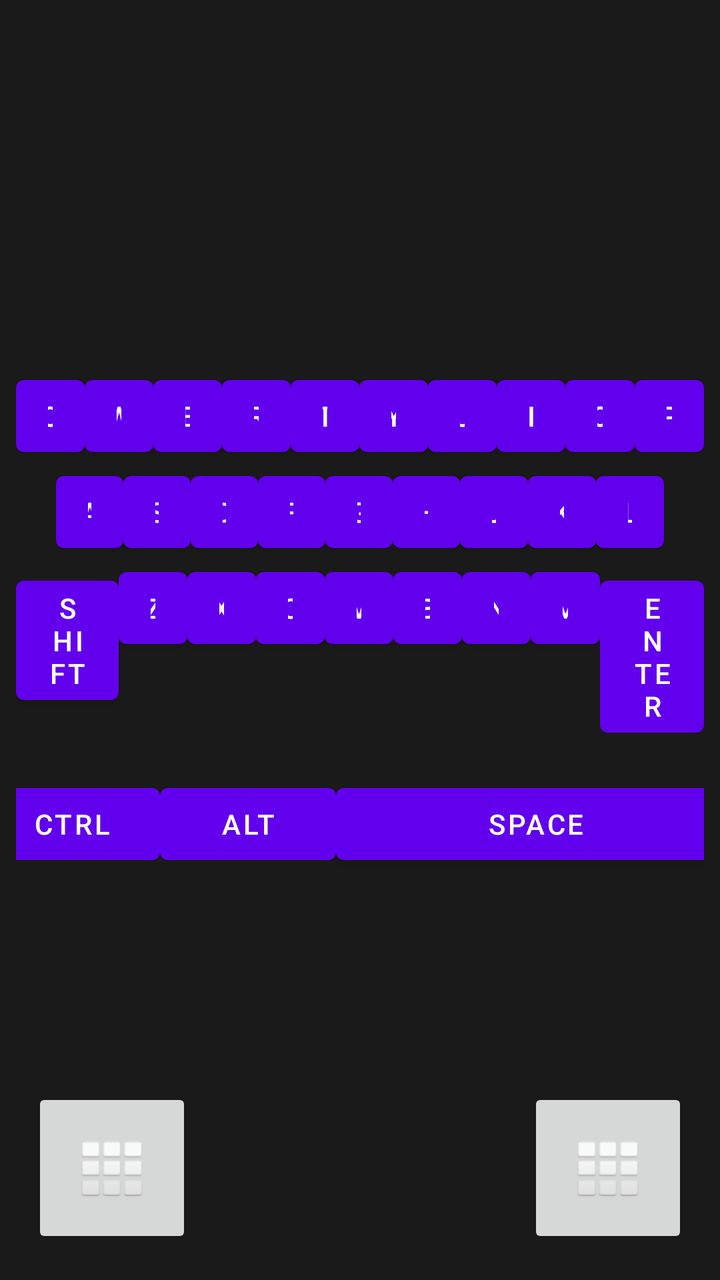
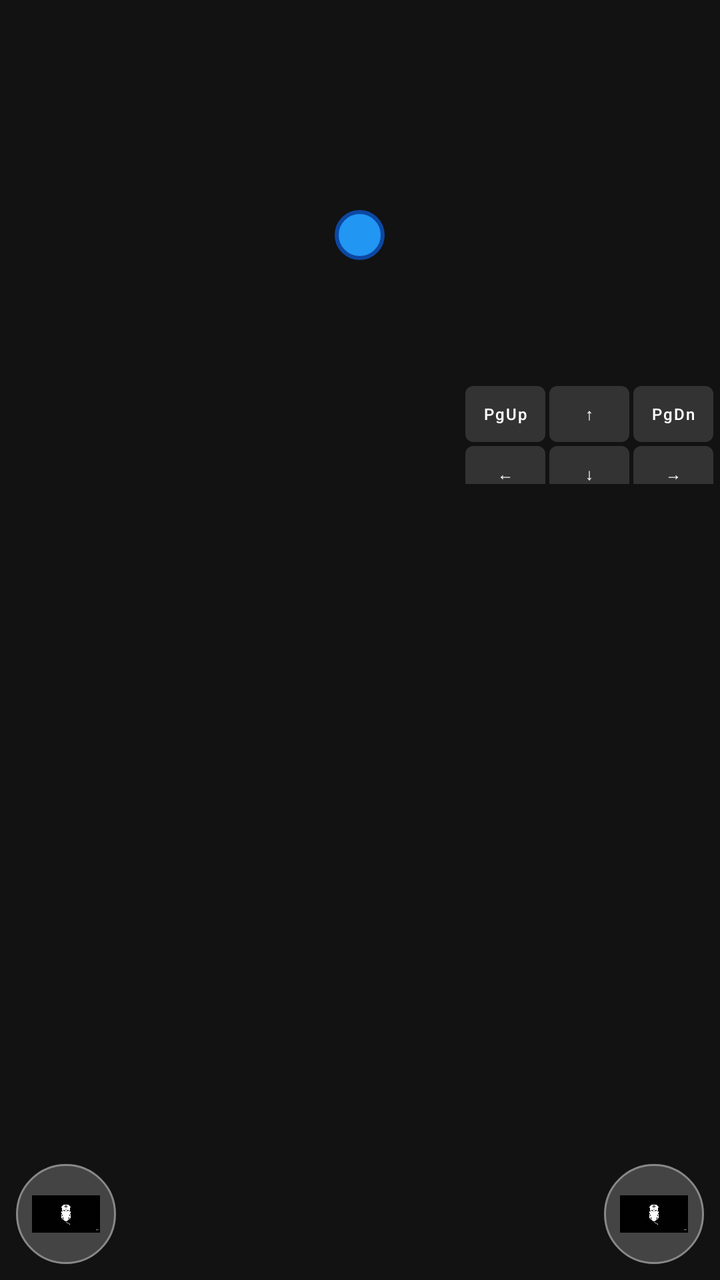

Compare the two renders of this Android layout. The source of the first and the diff that turns it into the second are given below.
<!-- AndroidManifest.xml: application theme Theme.KeyLink -->
<!-- res/layout/activity_keyboard.xml -->
<?xml version="1.0" encoding="utf-8"?>
<RelativeLayout xmlns:android="http://schemas.android.com/apk/res/android"
    android:layout_width="match_parent"
    android:layout_height="match_parent"
    android:background="#000000">

    <View
        android:id="@+id/trackpadView"
        android:layout_width="match_parent"
        android:layout_height="match_parent"
        android:background="#1A1A1A" />

    <LinearLayout
        android:id="@+id/keyboardLayout"
        android:layout_width="match_parent"
        android:layout_height="wrap_content"
        android:orientation="vertical"
        android:layout_centerInParent="true"
        android:padding="8dp">

        
        <LinearLayout
            android:layout_width="match_parent"
            android:layout_height="wrap_content"
            android:orientation="horizontal">
            <Button android:id="@+id/key_q" android:layout_width="0dp" android:layout_height="wrap_content" android:layout_weight="1" android:text="Q" />
            <Button android:id="@+id/key_w" android:layout_width="0dp" android:layout_height="wrap_content" android:layout_weight="1" android:text="W" />
            <Button android:id="@+id/key_e" android:layout_width="0dp" android:layout_height="wrap_content" android:layout_weight="1" android:text="E" />
            <Button android:id="@+id/key_r" android:layout_width="0dp" android:layout_height="wrap_content" android:layout_weight="1" android:text="R" />
            <Button android:id="@+id/key_t" android:layout_width="0dp" android:layout_height="wrap_content" android:layout_weight="1" android:text="T" />
            <Button android:id="@+id/key_y" android:layout_width="0dp" android:layout_height="wrap_content" android:layout_weight="1" android:text="Y" />
            <Button android:id="@+id/key_u" android:layout_width="0dp" android:layout_height="wrap_content" android:layout_weight="1" android:text="U" />
            <Button android:id="@+id/key_i" android:layout_width="0dp" android:layout_height="wrap_content" android:layout_weight="1" android:text="I" />
            <Button android:id="@+id/key_o" android:layout_width="0dp" android:layout_height="wrap_content" android:layout_weight="1" android:text="O" />
            <Button android:id="@+id/key_p" android:layout_width="0dp" android:layout_height="wrap_content" android:layout_weight="1" android:text="P" />
        </LinearLayout>

        
        <LinearLayout
            android:layout_width="match_parent"
            android:layout_height="wrap_content"
            android:orientation="horizontal"
            android:paddingStart="20dp"
            android:paddingEnd="20dp">
            <Button android:id="@+id/key_a" android:layout_width="0dp" android:layout_height="wrap_content" android:layout_weight="1" android:text="A" />
            <Button android:id="@+id/key_s" android:layout_width="0dp" android:layout_height="wrap_content" android:layout_weight="1" android:text="S" />
            <Button android:id="@+id/key_d" android:layout_width="0dp" android:layout_height="wrap_content" android:layout_weight="1" android:text="D" />
            <Button android:id="@+id/key_f" android:layout_width="0dp" android:layout_height="wrap_content" android:layout_weight="1" android:text="F" />
            <Button android:id="@+id/key_g" android:layout_width="0dp" android:layout_height="wrap_content" android:layout_weight="1" android:text="G" />
            <Button android:id="@+id/key_h" android:layout_width="0dp" android:layout_height="wrap_content" android:layout_weight="1" android:text="H" />
            <Button android:id="@+id/key_j" android:layout_width="0dp" android:layout_height="wrap_content" android:layout_weight="1" android:text="J" />
            <Button android:id="@+id/key_k" android:layout_width="0dp" android:layout_height="wrap_content" android:layout_weight="1" android:text="K" />
            <Button android:id="@+id/key_l" android:layout_width="0dp" android:layout_height="wrap_content" android:layout_weight="1" android:text="L" />
        </LinearLayout>

        
        <LinearLayout
            android:layout_width="match_parent"
            android:layout_height="wrap_content"
            android:orientation="horizontal">
            <Button android:id="@+id/key_shift" android:layout_width="0dp" android:layout_height="wrap_content" android:layout_weight="1.5" android:text="Shift" />
            <Button android:id="@+id/key_z" android:layout_width="0dp" android:layout_height="wrap_content" android:layout_weight="1" android:text="Z" />
            <Button android:id="@+id/key_x" android:layout_width="0dp" android:layout_height="wrap_content" android:layout_weight="1" android:text="X" />
            <Button android:id="@+id/key_c" android:layout_width="0dp" android:layout_height="wrap_content" android:layout_weight="1" android:text="C" />
            <Button android:id="@+id/key_v" android:layout_width="0dp" android:layout_height="wrap_content" android:layout_weight="1" android:text="V" />
            <Button android:id="@+id/key_b" android:layout_width="0dp" android:layout_height="wrap_content" android:layout_weight="1" android:text="B" />
            <Button android:id="@+id/key_n" android:layout_width="0dp" android:layout_height="wrap_content" android:layout_weight="1" android:text="N" />
            <Button android:id="@+id/key_m" android:layout_width="0dp" android:layout_height="wrap_content" android:layout_weight="1" android:text="M" />
            <Button android:id="@+id/key_enter" android:layout_width="0dp" android:layout_height="wrap_content" android:layout_weight="1.5" android:text="Enter" />
        </LinearLayout>

        
        <LinearLayout
            android:layout_width="match_parent"
            android:layout_height="wrap_content"
            android:orientation="horizontal"
            android:gravity="center">
            <Button android:id="@+id/key_ctrl" android:layout_width="wrap_content" android:layout_height="wrap_content" android:text="Ctrl" />
            <Button android:id="@+id/key_alt" android:layout_width="wrap_content" android:layout_height="wrap_content" android:text="Alt" />
            <Button android:id="@+id/key_space" android:layout_width="200dp" android:layout_height="wrap_content" android:text="Space" />
            <Button android:id="@+id/key_backspace" android:layout_width="wrap_content" android:layout_height="wrap_content" android:text="Bksp" />
        </LinearLayout>

    </LinearLayout>

    <ImageButton
        android:id="@+id/btnLeftKeypad"
        android:layout_width="80dp"
        android:layout_height="80dp"
        android:layout_alignParentBottom="true"
        android:layout_alignParentStart="true"
        android:layout_margin="16dp"
        android:src="@android:drawable/ic_dialog_dialer"
        android:contentDescription="Open Left Keypad" />

    <ImageButton
        android:id="@+id/btnRightKeypad"
        android:layout_width="80dp"
        android:layout_height="80dp"
        android:layout_alignParentBottom="true"
        android:layout_alignParentEnd="true"
        android:layout_margin="16dp"
        android:src="@android:drawable/ic_dialog_dialer"
        android:contentDescription="Open Right Keypad" />

</RelativeLayout>
<!-- resources referenced by this layout -->
<resources>
  <style name="Theme.KeyLink" parent="Theme.MaterialComponents.DayNight.DarkActionBar">
          
          <item name="colorPrimary">@color/purple_500</item>
          <item name="colorPrimaryVariant">@color/purple_700</item>
          <item name="colorOnPrimary">@color/white</item>
          
          <item name="colorSecondary">@color/teal_200</item>
          <item name="colorSecondaryVariant">@color/teal_700</item>
          <item name="colorOnSecondary">@color/black</item>
          
          <item name="android:statusBarColor">?attr/colorPrimaryVariant</item>
          
      </style>
  <color name="purple_500">#FF6200EE</color>
  <color name="purple_700">#FF3700B3</color>
  <color name="white">#FFFFFFFF</color>
  <color name="teal_200">#FF03DAC5</color>
  <color name="teal_700">#FF018786</color>
  <color name="black">#FF000000</color>
</resources>

<!-- the commit's change to res/layout/activity_keyboard.xml (unified diff, before → after) -->
@@ -2,105 +2,189 @@
 <RelativeLayout xmlns:android="http://schemas.android.com/apk/res/android"
     android:layout_width="match_parent"
     android:layout_height="match_parent"
-    android:background="#000000">
+    android:background="#121212">
 
+    
     <View
         android:id="@+id/trackpadView"
         android:layout_width="match_parent"
         android:layout_height="match_parent"
-        android:background="#1A1A1A" />
+        android:background="#121212" />
 
+    
     <LinearLayout
-        android:id="@+id/keyboardLayout"
+        android:id="@+id/keyboardContainer"
         android:layout_width="match_parent"
         android:layout_height="wrap_content"
         android:orientation="vertical"
-        android:layout_centerInParent="true"
-        android:padding="8dp">
+        android:padding="2dp"
+        android:layout_centerHorizontal="true">
 
         
         <LinearLayout
             android:layout_width="match_parent"
-            android:layout_height="wrap_content"
+            android:layout_height="30dp"
             android:orientation="horizontal">
-            <Button android:id="@+id/key_q" android:layout_width="0dp" android:layout_height="wrap_content" android:layout_weight="1" android:text="Q" />
-            <Button android:id="@+id/key_w" android:layout_width="0dp" android:layout_height="wrap_content" android:layout_weight="1" android:text="W" />
-            <Button android:id="@+id/key_e" android:layout_width="0dp" android:layout_height="wrap_content" android:layout_weight="1" android:text="E" />
-            <Button android:id="@+id/key_r" android:layout_width="0dp" android:layout_height="wrap_content" android:layout_weight="1" android:text="R" />
-            <Button android:id="@+id/key_t" android:layout_width="0dp" android:layout_height="wrap_content" android:layout_weight="1" android:text="T" />
-            <Button android:id="@+id/key_y" android:layout_width="0dp" android:layout_height="wrap_content" android:layout_weight="1" android:text="Y" />
-            <Button android:id="@+id/key_u" android:layout_width="0dp" android:layout_height="wrap_content" android:layout_weight="1" android:text="U" />
-            <Button android:id="@+id/key_i" android:layout_width="0dp" android:layout_height="wrap_content" android:layout_weight="1" android:text="I" />
-            <Button android:id="@+id/key_o" android:layout_width="0dp" android:layout_height="wrap_content" android:layout_weight="1" android:text="O" />
-            <Button android:id="@+id/key_p" android:layout_width="0dp" android:layout_height="wrap_content" android:layout_weight="1" android:text="P" />
+            <Button android:id="@+id/key_esc" android:text="Esc" style="@style/KeyStyle" android:layout_weight="1"/>
+            <Button android:id="@+id/key_f1" android:text="F1" style="@style/KeyStyle" android:layout_weight="1"/>
+            <Button android:id="@+id/key_f2" android:text="F2" style="@style/KeyStyle" android:layout_weight="1"/>
+            <Button android:id="@+id/key_f3" android:text="F3" style="@style/KeyStyle" android:layout_weight="1"/>
+            <Button android:id="@+id/key_f4" android:text="F4" style="@style/KeyStyle" android:layout_weight="1"/>
+            <Button android:id="@+id/key_f5" android:text="F5" style="@style/KeyStyle" android:layout_weight="1"/>
+            <Button android:id="@+id/key_f6" android:text="F6" style="@style/KeyStyle" android:layout_weight="1"/>
+            <Button android:id="@+id/key_f7" android:text="F7" style="@style/KeyStyle" android:layout_weight="1"/>
+            <Button android:id="@+id/key_f8" android:text="F8" style="@style/KeyStyle" android:layout_weight="1"/>
+            <Button android:id="@+id/key_f9" android:text="F9" style="@style/KeyStyle" android:layout_weight="1"/>
+            <Button android:id="@+id/key_f10" android:text="F10" style="@style/KeyStyle" android:layout_weight="1"/>
+            <Button android:id="@+id/key_f11" android:text="F11" style="@style/KeyStyle" android:layout_weight="1"/>
+            <Button android:id="@+id/key_f12" android:text="F12" style="@style/KeyStyle" android:layout_weight="1"/>
+            <Button android:id="@+id/key_prtscr" android:text="PrtSc" style="@style/KeyStyle" android:layout_weight="1"/>
+            <Button android:id="@+id/key_insert" android:text="Ins" style="@style/KeyStyle" android:layout_weight="1"/>
+            <Button android:id="@+id/key_delete" android:text="Del" style="@style/KeyStyle" android:layout_weight="1"/>
         </LinearLayout>
 
         
         <LinearLayout
             android:layout_width="match_parent"
-            android:layout_height="wrap_content"
-            android:orientation="horizontal"
-            android:paddingStart="20dp"
-            android:paddingEnd="20dp">
-            <Button android:id="@+id/key_a" android:layout_width="0dp" android:layout_height="wrap_content" android:layout_weight="1" android:text="A" />
-            <Button android:id="@+id/key_s" android:layout_width="0dp" android:layout_height="wrap_content" android:layout_weight="1" android:text="S" />
-            <Button android:id="@+id/key_d" android:layout_width="0dp" android:layout_height="wrap_content" android:layout_weight="1" android:text="D" />
-            <Button android:id="@+id/key_f" android:layout_width="0dp" android:layout_height="wrap_content" android:layout_weight="1" android:text="F" />
-            <Button android:id="@+id/key_g" android:layout_width="0dp" android:layout_height="wrap_content" android:layout_weight="1" android:text="G" />
-            <Button android:id="@+id/key_h" android:layout_width="0dp" android:layout_height="wrap_content" android:layout_weight="1" android:text="H" />
-            <Button android:id="@+id/key_j" android:layout_width="0dp" android:layout_height="wrap_content" android:layout_weight="1" android:text="J" />
-            <Button android:id="@+id/key_k" android:layout_width="0dp" android:layout_height="wrap_content" android:layout_weight="1" android:text="K" />
-            <Button android:id="@+id/key_l" android:layout_width="0dp" android:layout_height="wrap_content" android:layout_weight="1" android:text="L" />
+            android:layout_height="40dp"
+            android:orientation="horizontal">
+            <Button android:id="@+id/key_tilde" android:text="~" style="@style/KeyStyle" android:layout_weight="1"/>
+            <Button android:id="@+id/key_1" android:text="1" style="@style/KeyStyle" android:layout_weight="1"/>
+            <Button android:id="@+id/key_2" android:text="2" style="@style/KeyStyle" android:layout_weight="1"/>
+            <Button android:id="@+id/key_3" android:text="3" style="@style/KeyStyle" android:layout_weight="1"/>
+            <Button android:id="@+id/key_4" android:text="4" style="@style/KeyStyle" android:layout_weight="1"/>
+            <Button android:id="@+id/key_5" android:text="5" style="@style/KeyStyle" android:layout_weight="1"/>
+            <Button android:id="@+id/key_6" android:text="6" style="@style/KeyStyle" android:layout_weight="1"/>
+            <Button android:id="@+id/key_7" android:text="7" style="@style/KeyStyle" android:layout_weight="1"/>
+            <Button android:id="@+id/key_8" android:text="8" style="@style/KeyStyle" android:layout_weight="1"/>
+            <Button android:id="@+id/key_9" android:text="9" style="@style/KeyStyle" android:layout_weight="1"/>
+            <Button android:id="@+id/key_0" android:text="0" style="@style/KeyStyle" android:layout_weight="1"/>
+            <Button android:id="@+id/key_minus" android:text="-" style="@style/KeyStyle" android:layout_weight="1"/>
+            <Button android:id="@+id/key_equals" android:text="=" style="@style/KeyStyle" android:layout_weight="1"/>
+            <Button android:id="@+id/key_backspace" android:text="Bksp" style="@style/KeyStyle" android:layout_weight="2"/>
         </LinearLayout>
 
         
         <LinearLayout
             android:layout_width="match_parent"
-            android:layout_height="wrap_content"
+            android:layout_height="40dp"
             android:orientation="horizontal">
-            <Button android:id="@+id/key_shift" android:layout_width="0dp" android:layout_height="wrap_content" android:layout_weight="1.5" android:text="Shift" />
-            <Button android:id="@+id/key_z" android:layout_width="0dp" android:layout_height="wrap_content" android:layout_weight="1" android:text="Z" />
-            <Button android:id="@+id/key_x" android:layout_width="0dp" android:layout_height="wrap_content" android:layout_weight="1" android:text="X" />
-            <Button android:id="@+id/key_c" android:layout_width="0dp" android:layout_height="wrap_content" android:layout_weight="1" android:text="C" />
-            <Button android:id="@+id/key_v" android:layout_width="0dp" android:layout_height="wrap_content" android:layout_weight="1" android:text="V" />
-            <Button android:id="@+id/key_b" android:layout_width="0dp" android:layout_height="wrap_content" android:layout_weight="1" android:text="B" />
-            <Button android:id="@+id/key_n" android:layout_width="0dp" android:layout_height="wrap_content" android:layout_weight="1" android:text="N" />
-            <Button android:id="@+id/key_m" android:layout_width="0dp" android:layout_height="wrap_content" android:layout_weight="1" android:text="M" />
-            <Button android:id="@+id/key_enter" android:layout_width="0dp" android:layout_height="wrap_content" android:layout_weight="1.5" android:text="Enter" />
+            <Button android:id="@+id/key_tab" android:text="Tab" style="@style/KeyStyle" android:layout_weight="1.5"/>
+            <Button android:id="@+id/key_q" android:text="Q" style="@style/KeyStyle" android:layout_weight="1"/>
+            <Button android:id="@+id/key_w" android:text="W" style="@style/KeyStyle" android:layout_weight="1"/>
+            <Button android:id="@+id/key_e" android:text="E" style="@style/KeyStyle" android:layout_weight="1"/>
+            <Button android:id="@+id/key_r" android:text="R" style="@style/KeyStyle" android:layout_weight="1"/>
+            <Button android:id="@+id/key_t" android:text="T" style="@style/KeyStyle" android:layout_weight="1"/>
+            <Button android:id="@+id/key_y" android:text="Y" style="@style/KeyStyle" android:layout_weight="1"/>
+            <Button android:id="@+id/key_u" android:text="U" style="@style/KeyStyle" android:layout_weight="1"/>
+            <Button android:id="@+id/key_i" android:text="I" style="@style/KeyStyle" android:layout_weight="1"/>
+            <Button android:id="@+id/key_o" android:text="O" style="@style/KeyStyle" android:layout_weight="1"/>
+            <Button android:id="@+id/key_p" android:text="P" style="@style/KeyStyle" android:layout_weight="1"/>
+            <Button android:id="@+id/key_bracket_left" android:text="[" style="@style/KeyStyle" android:layout_weight="1"/>
+            <Button android:id="@+id/key_bracket_right" android:text="]" style="@style/KeyStyle" android:layout_weight="1"/>
+            <Button android:id="@+id/key_backslash" android:text="\\" style="@style/KeyStyle" android:layout_weight="1.5"/>
         </LinearLayout>
 
         
         <LinearLayout
             android:layout_width="match_parent"
-            android:layout_height="wrap_content"
-            android:orientation="horizontal"
-            android:gravity="center">
-            <Button android:id="@+id/key_ctrl" android:layout_width="wrap_content" android:layout_height="wrap_content" android:text="Ctrl" />
-            <Button android:id="@+id/key_alt" android:layout_width="wrap_content" android:layout_height="wrap_content" android:text="Alt" />
-            <Button android:id="@+id/key_space" android:layout_width="200dp" android:layout_height="wrap_content" android:text="Space" />
-            <Button android:id="@+id/key_backspace" android:layout_width="wrap_content" android:layout_height="wrap_content" android:text="Bksp" />
+            android:layout_height="40dp"
+            android:orientation="horizontal">
+            <Button android:id="@+id/key_caps" android:text="Caps" style="@style/KeyStyle" android:layout_weight="1.8"/>
+            <Button android:id="@+id/key_a" android:text="A" style="@style/KeyStyle" android:layout_weight="1"/>
+            <Button android:id="@+id/key_s" android:text="S" style="@style/KeyStyle" android:layout_weight="1"/>
+            <Button android:id="@+id/key_d" android:text="D" style="@style/KeyStyle" android:layout_weight="1"/>
+            <Button android:id="@+id/key_f" android:text="F" style="@style/KeyStyle" android:layout_weight="1"/>
+            <Button android:id="@+id/key_g" android:text="G" style="@style/KeyStyle" android:layout_weight="1"/>
+            <Button android:id="@+id/key_h" android:text="H" style="@style/KeyStyle" android:layout_weight="1"/>
+            <Button android:id="@+id/key_j" android:text="J" style="@style/KeyStyle" android:layout_weight="1"/>
+            <Button android:id="@+id/key_k" android:text="K" style="@style/KeyStyle" android:layout_weight="1"/>
+            <Button android:id="@+id/key_l" android:text="L" style="@style/KeyStyle" android:layout_weight="1"/>
+            <Button android:id="@+id/key_semicolon" android:text=";" style="@style/KeyStyle" android:layout_weight="1"/>
+            <Button android:id="@+id/key_quote" android:text="'" style="@style/KeyStyle" android:layout_weight="1"/>
+            <Button android:id="@+id/key_enter" android:text="Enter" style="@style/KeyStyle" android:layout_weight="2.2"/>
         </LinearLayout>
 
+        
+        <LinearLayout
+            android:layout_width="match_parent"
+            android:layout_height="40dp"
+            android:orientation="horizontal">
+            <Button android:id="@+id/key_shift_left" android:text="Shift" style="@style/KeyStyle" android:layout_weight="2.2"/>
+            <Button android:id="@+id/key_z" android:text="Z" style="@style/KeyStyle" android:layout_weight="1"/>
+            <Button android:id="@+id/key_x" android:text="X" style="@style/KeyStyle" android:layout_weight="1"/>
+            <Button android:id="@+id/key_c" android:text="C" style="@style/KeyStyle" android:layout_weight="1"/>
+            <Button android:id="@+id/key_v" android:text="V" style="@style/KeyStyle" android:layout_weight="1"/>
+            <Button android:id="@+id/key_b" android:text="B" style="@style/KeyStyle" android:layout_weight="1"/>
+            <Button android:id="@+id/key_n" android:text="N" style="@style/KeyStyle" android:layout_weight="1"/>
+            <Button android:id="@+id/key_m" android:text="M" style="@style/KeyStyle" android:layout_weight="1"/>
+            <Button android:id="@+id/key_comma" android:text="," style="@style/KeyStyle" android:layout_weight="1"/>
+            <Button android:id="@+id/key_period" android:text="." style="@style/KeyStyle" android:layout_weight="1"/>
+            <Button android:id="@+id/key_slash" android:text="/" style="@style/KeyStyle" android:layout_weight="1"/>
+            <Button android:id="@+id/key_shift_right" android:text="Shift" style="@style/KeyStyle" android:layout_weight="2.8"/>
+        </LinearLayout>
+
+        
+        <LinearLayout
+            android:layout_width="match_parent"
+            android:layout_height="50dp"
+            android:orientation="horizontal">
+            <Button android:id="@+id/key_ctrl_left" android:text="Ctrl" style="@style/KeyStyle" android:layout_weight="1.5"/>
+            <Button android:id="@+id/key_fn" android:text="Fn" style="@style/KeyStyle" android:layout_weight="1.2"/>
+            <Button android:id="@+id/key_win" android:text="Win" style="@style/KeyStyle" android:layout_weight="1.2"/>
+            <Button android:id="@+id/key_alt_left" android:text="Alt" style="@style/KeyStyle" android:layout_weight="1.2"/>
+            <Button android:id="@+id/key_space" android:text=" " style="@style/KeyStyle" android:layout_weight="6.0"/>
+            <Button android:id="@+id/key_alt_right" android:text="Alt" style="@style/KeyStyle" android:layout_weight="1.2"/>
+            <Button android:id="@+id/key_ctrl_right" android:text="Ctrl" style="@style/KeyStyle" android:layout_weight="1.2"/>
+            <Button android:id="@+id/key_menu" android:text="Menu" style="@style/KeyStyle" android:layout_weight="1.2"/>
+
+            <GridLayout
+                android:layout_width="wrap_content"
+                android:layout_height="match_parent"
+                android:columnCount="3"
+                android:rowCount="2">
+                <Button android:id="@+id/key_pgup" android:text="PgUp" style="@style/NavKeyStyle" />
+                <Button android:id="@+id/key_up" android:text="↑" style="@style/NavKeyStyle" />
+                <Button android:id="@+id/key_pgdn" android:text="PgDn" style="@style/NavKeyStyle" />
+                <Button android:id="@+id/key_left" android:text="←" style="@style/NavKeyStyle" />
+                <Button android:id="@+id/key_down" android:text="↓" style="@style/NavKeyStyle" />
+                <Button android:id="@+id/key_right" android:text="→" style="@style/NavKeyStyle" />
+            </GridLayout>
+        </LinearLayout>
     </LinearLayout>
 
+    
+    <View
+        android:id="@+id/trackpoint"
+        android:layout_width="25dp"
+        android:layout_height="25dp"
+        android:background="@drawable/trackpoint_bg"
+        android:layout_centerHorizontal="true"
+        android:layout_marginTop="105dp" />
+
+    
     <ImageButton
-        android:id="@+id/btnLeftKeypad"
-        android:layout_width="80dp"
-        android:layout_height="80dp"
+        android:id="@+id/btnLeftTrackpad"
+        android:layout_width="50dp"
+        android:layout_height="50dp"
         android:layout_alignParentBottom="true"
-        android:layout_alignParentStart="true"
-        android:layout_margin="16dp"
-        android:src="@android:drawable/ic_dialog_dialer"
-        android:contentDescription="Open Left Keypad" />
+        android:layout_alignParentLeft="true"
+        android:layout_margin="8dp"
+        android:background="@drawable/circle_button_bg"
+        android:src="@drawable/mouse_icon"
+        android:scaleType="centerInside"
+        android:padding="8dp" />
 
     <ImageButton
-        android:id="@+id/btnRightKeypad"
-        android:layout_width="80dp"
-        android:layout_height="80dp"
+        android:id="@+id/btnRightTrackpad"
+        android:layout_width="50dp"
+        android:layout_height="50dp"
         android:layout_alignParentBottom="true"
-        android:layout_alignParentEnd="true"
-        android:layout_margin="16dp"
-        android:src="@android:drawable/ic_dialog_dialer"
-        android:contentDescription="Open Right Keypad" />
+        android:layout_alignParentRight="true"
+        android:layout_margin="8dp"
+        android:background="@drawable/circle_button_bg"
+        android:src="@drawable/mouse_icon"
+        android:scaleType="centerInside"
+        android:padding="8dp" />
 
 </RelativeLayout>
<!-- resource entries referenced after the edit -->
@@ -1,5 +1,33 @@
 <!-- resources referenced by this layout -->
 <resources>
+  <!-- drawable circle_button_bg (drawable) -->
+  <shape xmlns:android="http://schemas.android.com/apk/res/android" android:shape="oval">
+      <solid android:color="#444444"/>
+      <stroke android:width="1dp" android:color="#888888"/>
+  </shape>
+  <!-- drawable mouse_icon: png bitmap (drawable, 787695 bytes) -->
+  <!-- drawable trackpoint_bg (drawable) -->
+  <shape xmlns:android="http://schemas.android.com/apk/res/android" android:shape="oval">
+      <solid android:color="#2196F3"/>
+      <stroke android:width="2dp" android:color="#0D47A1"/>
+  </shape>
+  <style name="KeyStyle" parent="Widget.MaterialComponents.Button">
+          <item name="android:layout_margin">1dp</item>
+          <item name="android:padding">0dp</item>
+          <item name="android:textSize">10sp</item>
+          <item name="android:textColor">#FFFFFF</item>
+          <item name="backgroundTint">#333333</item>
+          <item name="android:textAllCaps">false</item>
+          <item name="android:insetTop">0dp</item>
+          <item name="android:insetBottom">0dp</item>
+          <item name="android:minHeight">0dp</item>
+          <item name="android:minWidth">0dp</item>
+      </style>
+  <style name="NavKeyStyle" parent="KeyStyle">
+          <item name="android:layout_width">40dp</item>
+          <item name="android:layout_height">28dp</item>
+          <item name="android:textSize">8sp</item>
+      </style>
   <style name="Theme.KeyLink" parent="Theme.MaterialComponents.DayNight.DarkActionBar">
           
           <item name="colorPrimary">@color/purple_500</item>
